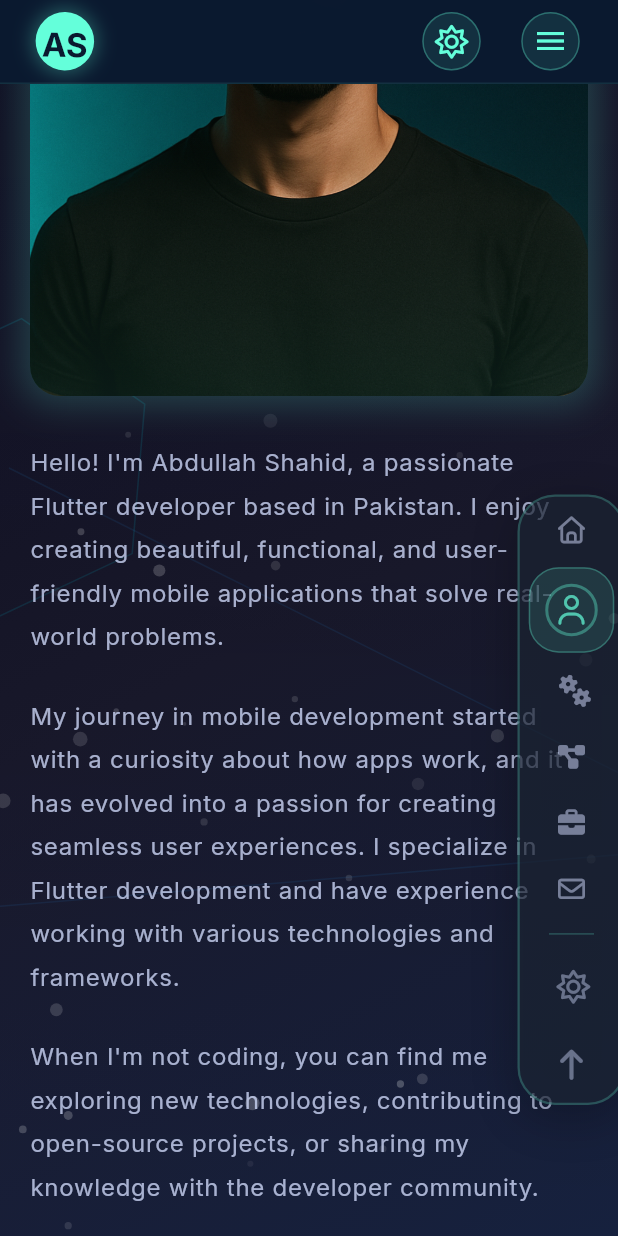
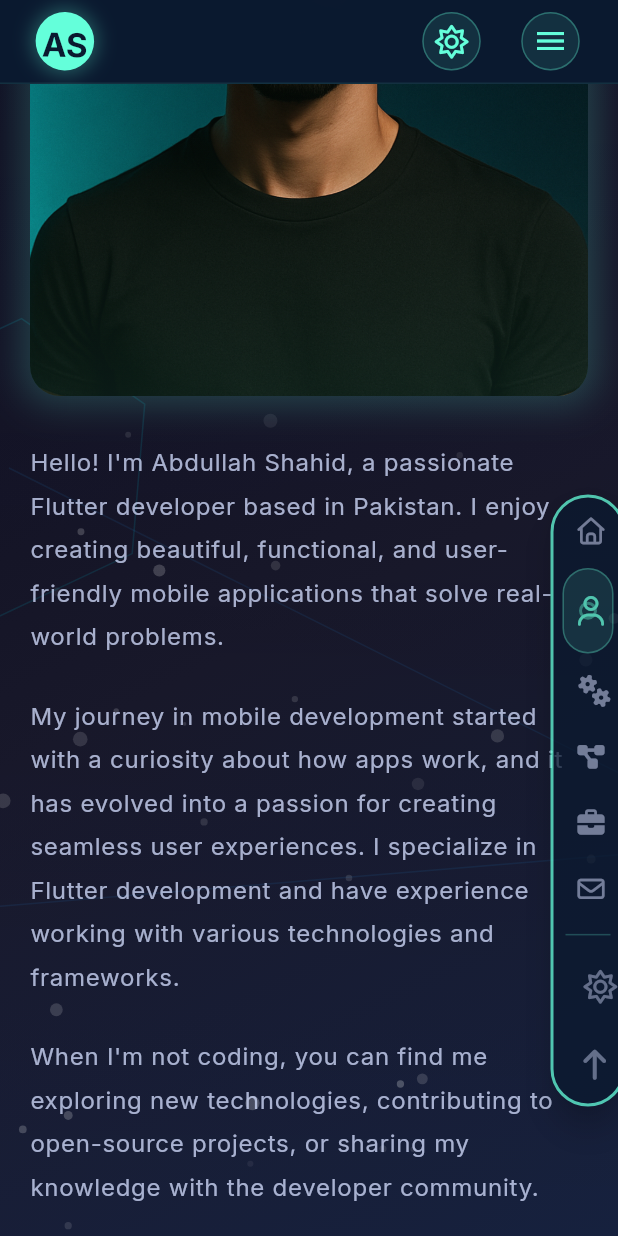
Before and after one commit to Abdullah-1360/Portfolio_web, a Flutter app: the screen it shows after launch, scrolled down 1152 dp, on a phone screen of 412 x 824 dp. Run offline on Flutter 3.47's test engine with Material 3 defaults, Android fonts, the phone set to English and light mode, and no system bars; drawn by our look-alikes of flutter_animate; our stand-ins replace animated_text_kit, font_awesome_flutter, go_router, google_fonts, responsive_framework, rive; missing offline and left inert: web_smooth_scroll.

Commit message:
added some improvements

```diff
--- a/lib/widgets/floating_navigation.dart
+++ b/lib/widgets/floating_navigation.dart
@@ -171,27 +171,26 @@ class _FloatingNavigationState extends State<FloatingNavigation>
             child: Positioned(
               right: isTablet ? 10 : 20,
               top: MediaQuery.of(context).size.height * 0.25,
-              child: Container(
-                decoration: BoxDecoration(
-                  color: widget.isDarkMode
-                      ? const Color(0xFF1A2332).withOpacity(0.95)
-                      : const Color(0xFFFFFFFF).withOpacity(0.95),
-                  borderRadius: BorderRadius.circular(isTablet ? 25 : 30),
-                  border: Border.all(
-                    color: theme.colorScheme.primary.withOpacity(0.3),
-                    width: 1.5,
+              child: Material(
+                elevation: 8,
+                borderRadius: BorderRadius.circular(isTablet ? 25 : 30),
+                color: widget.isDarkMode
+                    ? const Color(0xFF0A192F)
+                    : Colors.white,
+                child: Container(
+                  width: isTablet ? 50 : 60,
+                  constraints: BoxConstraints(
+                    minHeight: _navigationItems.length * (isTablet ? 45 : 50) + 120,
                   ),
-                  boxShadow: [
-                    BoxShadow(
+                  decoration: BoxDecoration(
+                    borderRadius: BorderRadius.circular(isTablet ? 25 : 30),
+                    border: Border.all(
                       color: widget.isDarkMode
-                          ? Colors.black.withOpacity(0.3)
-                          : Colors.grey.withOpacity(0.2),
-                      blurRadius: 25,
-                      spreadRadius: 2,
-                      offset: const Offset(0, 8),
+                          ? const Color(0xFF64FFDA)
+                          : const Color(0xFF0A192F),
+                      width: 2,
                     ),
-                  ],
-                ),
+                  ),
                 child: Column(
                   mainAxisSize: MainAxisSize.min,
                   children: [
@@ -223,6 +222,7 @@ class _FloatingNavigationState extends State<FloatingNavigation>
                     // Scroll to top
                     _buildScrollToTop(theme),
                   ],
+                ),
                 ),
               ),
             ),
```
